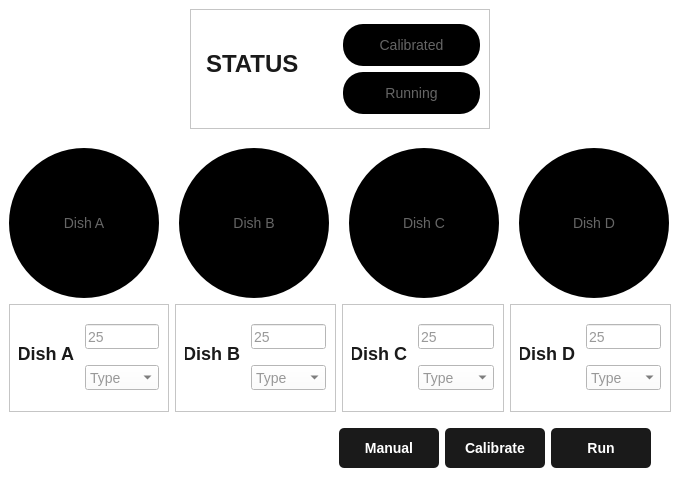
Qt form src/pantograph_ui/MainWindow.ui (Pantograph-Automation/pantograph_automation) before a commit.
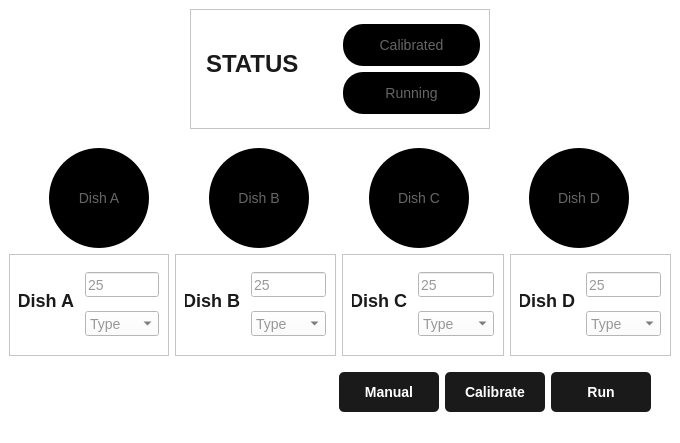
The same form after that commit.

What changed in the file:
```diff
--- a/src/pantograph_ui/MainWindow.ui
+++ b/src/pantograph_ui/MainWindow.ui
@@ -7,7 +7,7 @@
     <x>0</x>
     <y>0</y>
     <width>680</width>
-    <height>499</height>
+    <height>443</height>
    </rect>
   </property>
   <property name="windowTitle">
@@ -243,20 +243,20 @@
        <widget class="QLabel" name="dishLabelA">
         <property name="minimumSize">
          <size>
-          <width>150</width>
-          <height>150</height>
+          <width>100</width>
+          <height>100</height>
          </size>
         </property>
         <property name="maximumSize">
          <size>
-          <width>150</width>
-          <height>150</height>
+          <width>100</width>
+          <height>100</height>
          </size>
         </property>
         <property name="styleSheet">
          <string notr="true">QLabel {
     background-color: black;
-    border-radius: 75px;  /* makes a circle if width = height */
+    border-radius: 50px;  /* makes a circle if width = height */
 }</string>
         </property>
         <property name="text">
@@ -271,20 +271,20 @@
        <widget class="QLabel" name="dishLabelB">
         <property name="minimumSize">
          <size>
-          <width>150</width>
-          <height>150</height>
+          <width>100</width>
+          <height>100</height>
          </size>
         </property>
         <property name="maximumSize">
          <size>
-          <width>150</width>
-          <height>150</height>
+          <width>100</width>
+          <height>100</height>
          </size>
         </property>
         <property name="styleSheet">
          <string notr="true">QLabel {
     background-color: black;
-    border-radius: 75px;  /* makes a circle if width = height */
+    border-radius: 50px;  /* makes a circle if width = height */
 }</string>
         </property>
         <property name="text">
@@ -299,20 +299,20 @@
        <widget class="QLabel" name="dishLabelC">
         <property name="minimumSize">
          <size>
-          <width>150</width>
-          <height>150</height>
+          <width>100</width>
+          <height>100</height>
          </size>
         </property>
         <property name="maximumSize">
          <size>
-          <width>150</width>
-          <height>150</height>
+          <width>100</width>
+          <height>100</height>
          </size>
         </property>
         <property name="styleSheet">
          <string notr="true">QLabel {
     background-color: black;
-    border-radius: 75px;  /* makes a circle if width = height */
+    border-radius: 50px;  /* makes a circle if width = height */
 }</string>
         </property>
         <property name="text">
@@ -327,21 +327,22 @@
        <widget class="QLabel" name="dishLabelD">
         <property name="minimumSize">
          <size>
-          <width>150</width>
-          <height>150</height>
+          <width>100</width>
+          <height>100</height>
          </size>
         </property>
         <property name="maximumSize">
          <size>
-          <width>150</width>
-          <height>150</height>
+          <width>100</width>
+          <height>100</height>
          </size>
         </property>
         <property name="styleSheet">
          <string notr="true">QLabel {
     background-color: black;
-    border-radius: 75px;  /* makes a circle if width = height */
-}</string>
+    border-radius: 50px;  /* makes a circle if width = height */
+}
+</string>
         </property>
         <property name="text">
          <string>Dish D</string>
```
